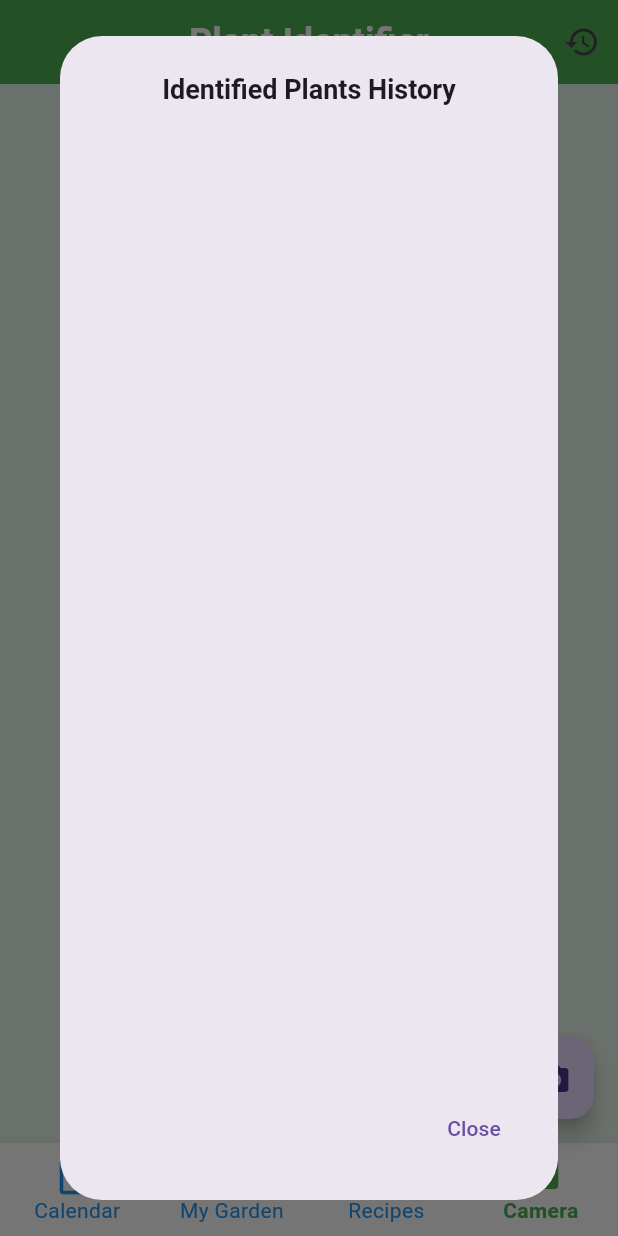
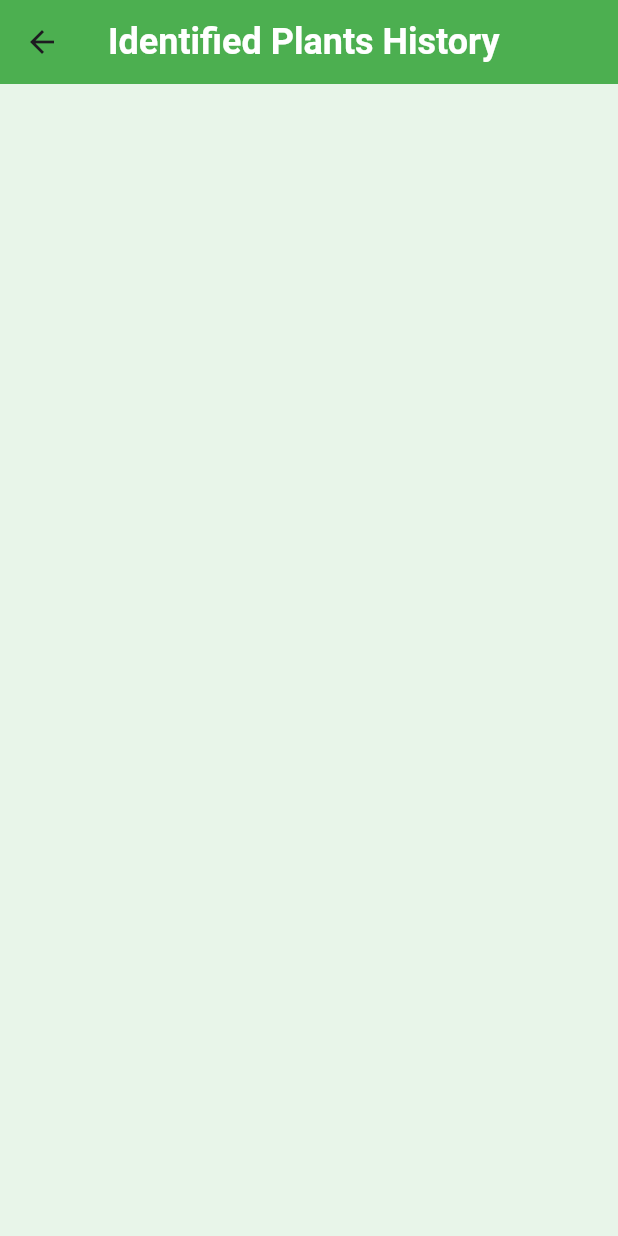
Before and after one commit to meliselmanhaskaj/MyGarden, a Flutter app: the screen it shows after launch, item 4 of the bottom bar chosen, after a tap on the "history" icon, on a phone screen of 412 x 824 dp. Run offline on Flutter 3.47's test engine with Material 3 defaults, Android fonts, the light colour scheme and no system bars; our stand-ins replace image_picker, shared_preferences, syncfusion_flutter_calendar.

Commit message:
storico e design

```diff
--- a/lib/screens/camera.dart
+++ b/lib/screens/camera.dart
@@ -1,13 +1,16 @@
 import 'dart:convert';
+import 'package:address_24/screens/calendar_screen.dart';
 import 'package:flutter/material.dart';
 import 'package:http/http.dart' as http;
 import 'package:image_picker/image_picker.dart';
-import 'package:address_24/screens/recipesadd_screen.dart';
+import 'package:shared_preferences/shared_preferences.dart';
 
 import 'my_home_page.dart';
+import 'recipesadd_screen.dart';
+import 'history_screen.dart'; // Nuova schermata per lo storico
 
 class CameraScreen extends StatefulWidget {
-  const CameraScreen({super.key});
+  const CameraScreen({Key? key}) : super(key: key);
 
   @override
   _CameraScreenState createState() => _CameraScreenState();
@@ -121,66 +124,14 @@ class _CameraScreenState extends State<CameraScreen> {
           ),
         ),
         centerTitle: true,
-        automaticallyImplyLeading: false, // Rimuove l'icona di default (freccia indietro)
+        automaticallyImplyLeading: false,
         actions: [
           IconButton(
             icon: const Icon(Icons.history),
             onPressed: () {
-              showDialog(
-                context: context,
-                builder: (context) => AlertDialog(
-                  title: const Center(
-                    child: Text(
-                      'Identified Plants History',
-                      style: TextStyle(fontWeight: FontWeight.bold, fontSize: 18),
-                    ),
-                  ),
-                  content: Container(
-                    width: double.maxFinite,
-                    child: ListView.builder(
-                      itemCount: _history.length,
-                      itemBuilder: (context, index) {
-                        final plantName = _history[index]['plantName'];
-                        final score = (_history[index]['score'] * 100).toStringAsFixed(2);
-                        final imageIndex = _history[index]['imageIndex'];
-
-                        final bool newImage = index == 0 || _history[index - 1]['imageIndex'] != imageIndex;
-
-                        return Column(
-                          crossAxisAlignment: CrossAxisAlignment.start,
-                          children: [
-                            if (_showImageDivider && newImage)
-                              Padding(
-                                padding: const EdgeInsets.symmetric(vertical: 8.0),
-                                child: Center(
-                                  child: Text(
-                                    'Image ${imageIndex + 1}',
-                                    style: const TextStyle(fontWeight: FontWeight.bold, color: Colors.blue, fontSize: 18),
-                                  ),
-                                ),
-                              ),
-                            ListTile(
-                              title: Text(
-                                'Plant: $plantName',
-                                style: const TextStyle(fontWeight: FontWeight.bold),
-                              ),
-                              subtitle: Text('Score: $score%'),
-                            ),
-                            if (newImage) const Divider(),
-                          ],
-                        );
-                      },
-                    ),
-                  ),
-                  actions: [
-                    TextButton(
-                      onPressed: () {
-                        Navigator.pop(context);
-                      },
-                      child: const Text('Close'),
-                    ),
-                  ],
-                ),
+              Navigator.push(
+                context,
+                MaterialPageRoute(builder: (context) => HistoryScreen(history: _history)),
               );
             },
           ),
@@ -281,7 +232,7 @@ class _CameraScreenState extends State<CameraScreen> {
       showUnselectedLabels: true,
       selectedFontSize: 14.0,
       unselectedFontSize: 14.0,
-      currentIndex: 3, // Index 3 for Camera in this screen
+      currentIndex: 3,
       onTap: _onItemTapped,
       items: const <BottomNavigationBarItem>[
         BottomNavigationBarItem(
@@ -311,7 +262,10 @@ class _CameraScreenState extends State<CameraScreen> {
   void _onItemTapped(int index) {
     setState(() {
       if (index == 0) {
-        Navigator.pop(context);
+        Navigator.push(
+          context,
+          MaterialPageRoute(builder: (context) => MyHomePage1(events: [])),
+        );
       } else if (index == 1) {
         Navigator.push(
           context,
--- /dev/null
+++ b/lib/screens/history_screen.dart
@@ -0,0 +1,53 @@
+import 'package:flutter/material.dart';
+
+class HistoryScreen extends StatelessWidget {
+  final List<Map<String, dynamic>> history;
+
+  const HistoryScreen({Key? key, required this.history}) : super(key: key);
+
+  @override
+  Widget build(BuildContext context) {
+    return Scaffold(
+      appBar: AppBar(
+        title: const Text(
+          'Identified Plants History',
+          style: TextStyle(color: Colors.white), // Imposta il colore del testo
+        ),
+      ),
+      body: ListView.builder(
+        itemCount: history.length,
+        itemBuilder: (context, index) {
+          final plantName = history[index]['plantName'];
+          final score = (history[index]['score'] * 100).toStringAsFixed(2);
+          final imageIndex = history[index]['imageIndex'];
+
+          final bool newImage = index == 0 || history[index - 1]['imageIndex'] != imageIndex;
+
+          return Column(
+            crossAxisAlignment: CrossAxisAlignment.start,
+            children: [
+              if (newImage)
+                Padding(
+                  padding: const EdgeInsets.symmetric(vertical: 8.0),
+                  child: Center(
+                    child: Text(
+                      'Image ${imageIndex + 1}',
+                      style: const TextStyle(fontWeight: FontWeight.bold, color: Colors.blue, fontSize: 18),
+                    ),
+                  ),
+                ),
+              ListTile(
+                title: Text(
+                  'Plant: $plantName',
+                  style: const TextStyle(fontWeight: FontWeight.bold),
+                ),
+                subtitle: Text('Score: $score%'),
+              ),
+              if (newImage) const Divider(),
+            ],
+          );
+        },
+      ),
+    );
+  }
+}
--- a/lib/screens/my_home_page.dart
+++ b/lib/screens/my_home_page.dart
@@ -48,10 +48,13 @@ class _MyHomePageState extends State<MyHomePage> {
         );
       }
       if (_selectedIndex == 1) {
+        Navigator.push(
+          context,
+          MaterialPageRoute(builder: (context) => MyHomePage()),
+        );
         // // Se l'utente preme sull'icona del calendario (indice 1), apri la schermata principale
       }
       if (_selectedIndex == 2) {
-        _selectedIndex = 1;
         Navigator.push(
           context,
           MaterialPageRoute(builder: (context) => RecipesMainScreen()),
```
Also changed, not shown: lib/screens/calendar_screen.dart (+88 -28 lines), lib/screens/my_plant.dart (+9 -5 lines), lib/screens/recipesadd_screen.dart (+23 -8 lines).
